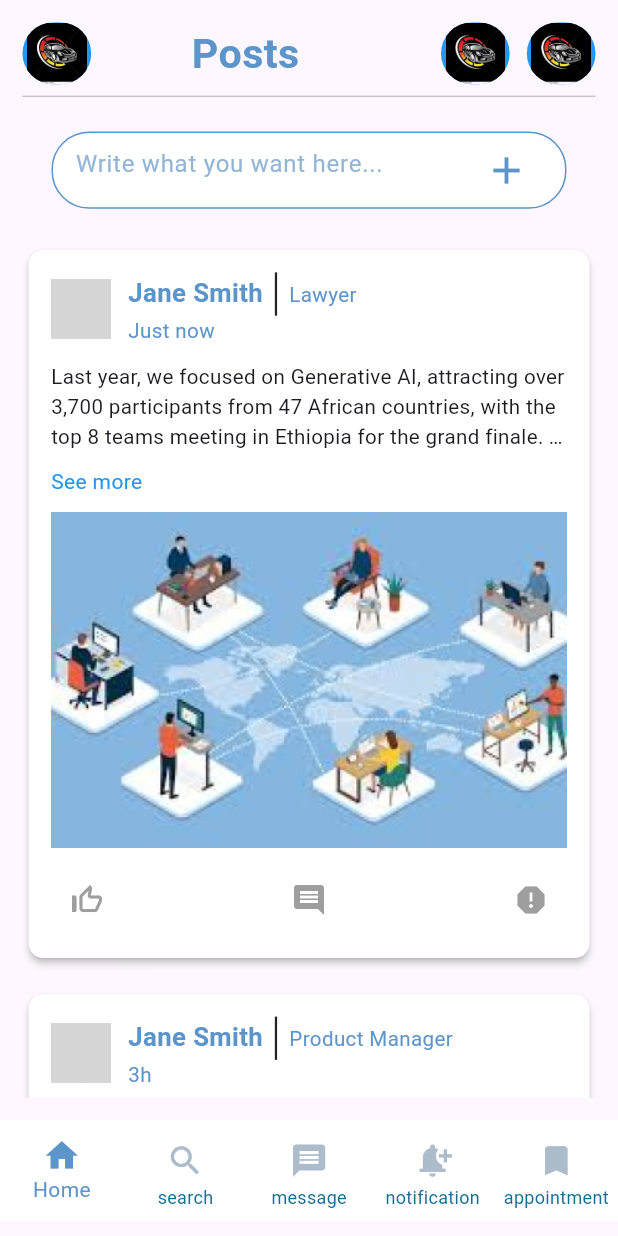
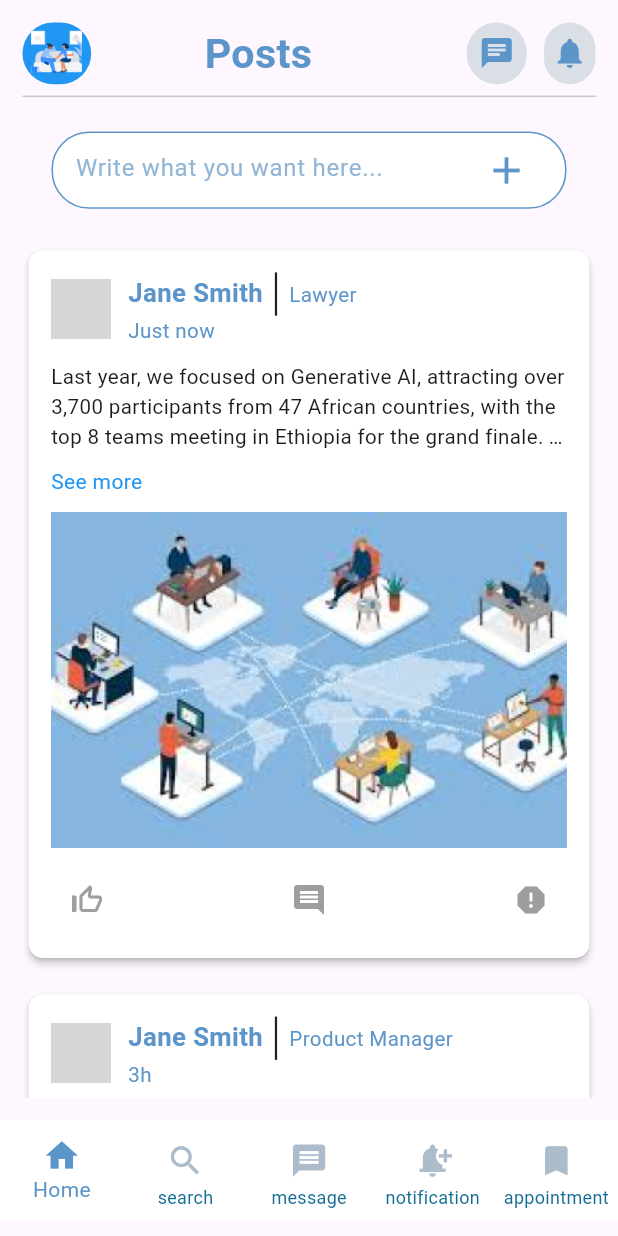
Before and after one commit to Etsub622/ExpertEase, a Flutter app: the FeedPage screen opened by its route, on a phone screen of 412 x 824 dp. Run offline on Flutter 3.47's test engine with Material 3 defaults, Android fonts, the phone set to English and light mode, and no system bars; our stand-ins replace flutter_screenutil, go_router, responsive_sizer; grey boxes are pictures that could not be loaded.

Commit message:
modify the feedpage

```diff
--- a/lib/features/Feed/presentation/pages/feed_page.dart
+++ b/lib/features/Feed/presentation/pages/feed_page.dart
@@ -35,7 +35,7 @@ class _FeedPageState extends State<FeedPage> {
                   child: ClipRRect(
                     borderRadius: BorderRadius.circular(44.w),
                     child: Image.asset(
-                      "assets/images/logo.jpg",
+                      "assets/images/onboarding1.png",
                       width: 40.w,
                       height: 40.h,
                     ),
@@ -56,36 +56,28 @@ class _FeedPageState extends State<FeedPage> {
                 Container(
                   alignment: Alignment.center,
                   height: 40.h,
-                  width: 40.w,
+                  width: 35.w,
                   decoration: BoxDecoration(
                     borderRadius: BorderRadius.circular(44.w),
-                    color: Colors.blue,
+                    color: const Color.fromARGB(255, 217, 223, 228),
                   ),
-                  child: ClipRRect(
-                    borderRadius: BorderRadius.circular(44.w),
-                    child: Image.asset(
-                      "assets/images/logo.jpg",
-                      width: 40.w,
-                      height: 40.h,
-                    ),
+                  child: Icon(
+                    Icons.chat,
+                    color: ThemeColors.primary,
                   ),
                 ),
                 SizedBox(width: 10.w),
                 Container(
                   alignment: Alignment.center,
                   height: 40.h,
-                  width: 40.w,
+                  width: 30.w,
                   decoration: BoxDecoration(
                     borderRadius: BorderRadius.circular(44.w),
-                    color: Colors.blue,
+                    color: const Color.fromARGB(255, 217, 223, 228),
                   ),
-                  child: ClipRRect(
-                    borderRadius: BorderRadius.circular(44.w),
-                    child: Image.asset(
-                      "assets/images/logo.jpg",
-                      width: 40.w,
-                      height: 40.h,
-                    ),
+                  child: Icon(
+                    Icons.notifications,
+                    color: ThemeColors.primary,
                   ),
                 ),
               ],
--- a/lib/features/Feed/presentation/pages/new_post.dart
+++ b/lib/features/Feed/presentation/pages/new_post.dart
@@ -100,7 +100,7 @@ class _NewPostState extends State<NewPost> {
               child: ElevatedButton(
                 onPressed: () {},
                 style: ElevatedButton.styleFrom(
-                  backgroundColor: ThemeColors.buttonColor,
+                  backgroundColor: ThemeColors.primary,
                   padding: EdgeInsets.symmetric(horizontal: 30, vertical: 20),
                   shape: RoundedRectangleBorder(
                     borderRadius: BorderRadius.circular(5),
--- a/lib/features/Feed/presentation/widget/search.dart
+++ b/lib/features/Feed/presentation/widget/search.dart
@@ -24,12 +24,18 @@ class SearchBox extends StatelessWidget {
           color: ThemeColors.primary,
         ),
       ),
-      padding: const EdgeInsets.symmetric(horizontal: 15),
+      padding: const EdgeInsets.symmetric(horizontal: 15, vertical: 10),
       child: Center(
         child: TextField(
           decoration: InputDecoration(
             hintText: hintText,
-            hintStyle: TextStyle(color: Color.fromARGB(255, 146, 181, 213)),
+            hintStyle: TextStyle(
+                color: Color.fromARGB(
+              255,
+              146,
+              181,
+              213,
+            )),
             border: InputBorder.none,
             suffixIcon: GestureDetector(
               onTap: ontap,
--- a/lib/features/appointment_display/presentation/widgets/custom_toggle.dart
+++ b/lib/features/appointment_display/presentation/widgets/custom_toggle.dart
@@ -26,6 +26,7 @@ class CustomToggleButton extends StatelessWidget {
                   'Upcoming',
                   style: TextStyle(
                     fontSize: 16.sp,
+                    fontWeight: FontWeight.w600,
                     color:
                         isSelected[0] ? ThemeColors.buttonColor : Colors.black,
                   ),
@@ -47,6 +48,7 @@ class CustomToggleButton extends StatelessWidget {
                   'Cancelled',
                   style: TextStyle(
                     fontSize: 16.sp,
+                    fontWeight: FontWeight.w600,
                     color:
                         isSelected[1] ? ThemeColors.buttonColor : Colors.black,
                   ),
```
